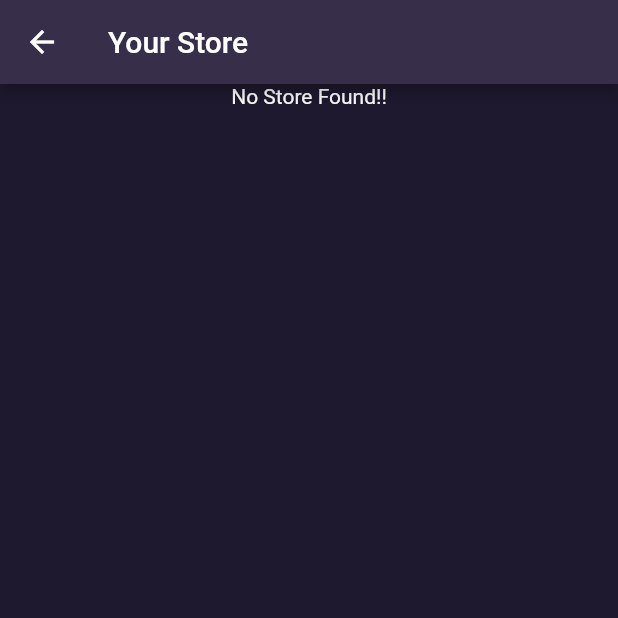
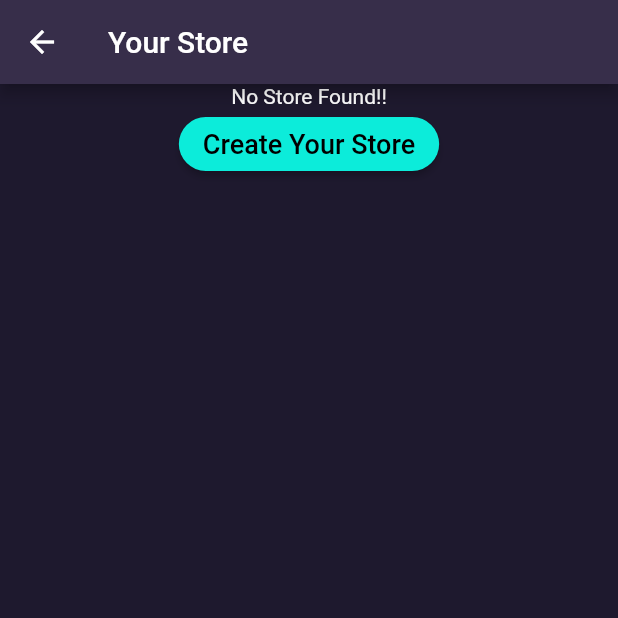
Before and after one commit to PranavMasekar/FireStrore-CRUD, a Flutter app: the Store screen opened directly, on a phone screen of 412 x 824 dp, the top half of it. Run offline on Flutter 3.47's test engine with Material 2 defaults, Android fonts, the phone set to English and light mode, and no system bars; our stand-ins replace barcode_widget, cloud_firestore, firebase_auth, firebase_core, flutter_signin_button, google_sign_in; missing offline and left inert: flutter_barcode_scanner; accounts and stored records are empty.

Commit message:
temp commit

```diff
--- a/lib/pages/QRCodeGenerator.dart
+++ b/lib/pages/QRCodeGenerator.dart
@@ -1,3 +1,4 @@
+import 'package:firestore_project/pages/home.dart';
 import 'package:flutter/material.dart';
 import 'package:barcode_widget/barcode_widget.dart';
 import '../Components/Button.dart';
@@ -95,6 +96,7 @@ class _QRCodeGeneratorState extends State<QRCodeGenerator> {
                     );
                     store = controller.text.toString();
                   },
+                  replace: HomePage(),
                 )
               ],
             )
--- a/lib/pages/Store.dart
+++ b/lib/pages/Store.dart
@@ -1,8 +1,15 @@
 import 'package:firestore_project/Authentication/auth.dart';
+import 'package:firestore_project/pages/QRCodeGenerator.dart';
 import 'package:flutter/material.dart';
 import 'package:barcode_widget/barcode_widget.dart';
+import '../Components/Button.dart';
 
-class Store extends StatelessWidget {
+class Store extends StatefulWidget {
+  @override
+  State<Store> createState() => _StoreState();
+}
+
+class _StoreState extends State<Store> {
   @override
   Widget build(BuildContext context) {
     return Scaffold(
@@ -19,11 +26,17 @@ class Store extends StatelessWidget {
         body: ListView(
           children: [
             store == ""
-                ? Center(
-                    child: Text(
-                    "No Store Found!!",
-                    style: TextStyle(color: Colors.white),
-                  ))
+                ? Column(
+                    children: [
+                      Center(
+                          child: Text(
+                        "No Store Found!!",
+                        style: TextStyle(color: Colors.white),
+                      )),
+                      Button(
+                          title: "Create Your Store", push: QRCodeGenerator())
+                    ],
+                  )
                 : Column(
                     children: [
                       Center(
@@ -43,6 +56,13 @@ class Store extends StatelessWidget {
                         width: 200,
                         height: 200,
                       ),
+                      Button(
+                          title: "Remove The Store",
+                          press: () => {
+                                setState(() {
+                                  store = "";
+                                })
+                              }),
                     ],
                   )
           ],
--- a/lib/pages/liststudent.dart
+++ b/lib/pages/liststudent.dart
@@ -76,9 +76,9 @@ class _ListStudentPageState extends State<ListStudentPage> {
                       press: () => scanQRCode(),
                     ),
                   ),
-                  Center(
-                      child: Button(
-                          title: 'Create QR Code', push: QRCodeGenerator())),
+                  // Center(
+                  //     child: Button(
+                  //         title: 'Create QR Code', push: QRCodeGenerator())),
                 ],
               ),
               Padding(
```
